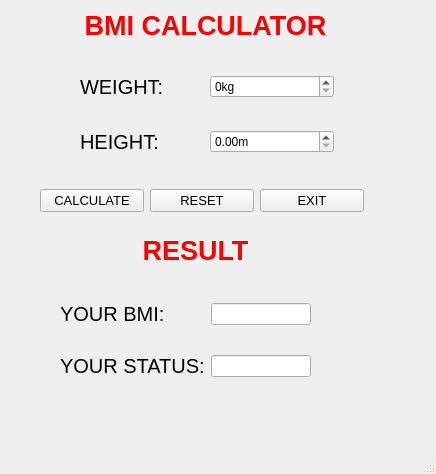
First picture: the form in ui/MainWindow.ui, repository 80ninh2910/BMIcalculator, before the edit.
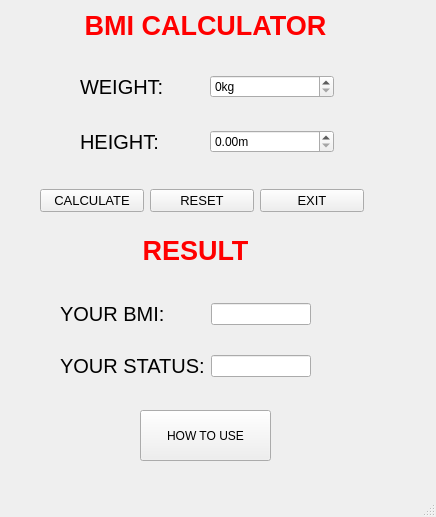
Second picture: the form after the edit. Icons and pictures are not drawn.

Patch:
```diff
--- a/ui/MainWindow.ui
+++ b/ui/MainWindow.ui
@@ -7,7 +7,7 @@
     <x>0</x>
     <y>0</y>
     <width>436</width>
-    <height>474</height>
+    <height>517</height>
    </rect>
   </property>
   <property name="windowTitle">
@@ -259,6 +259,22 @@
      </item>
     </layout>
    </widget>
+   <widget class="QPushButton" name="pushButton">
+    <property name="geometry">
+     <rect>
+      <x>140</x>
+      <y>410</y>
+      <width>131</width>
+      <height>51</height>
+     </rect>
+    </property>
+    <property name="styleSheet">
+     <string notr="true">font: 75 12pt &quot;MS Shell Dlg 2&quot;;</string>
+    </property>
+    <property name="text">
+     <string>HOW TO USE</string>
+    </property>
+   </widget>
   </widget>
   <widget class="QMenuBar" name="menubar">
    <property name="geometry">
```
